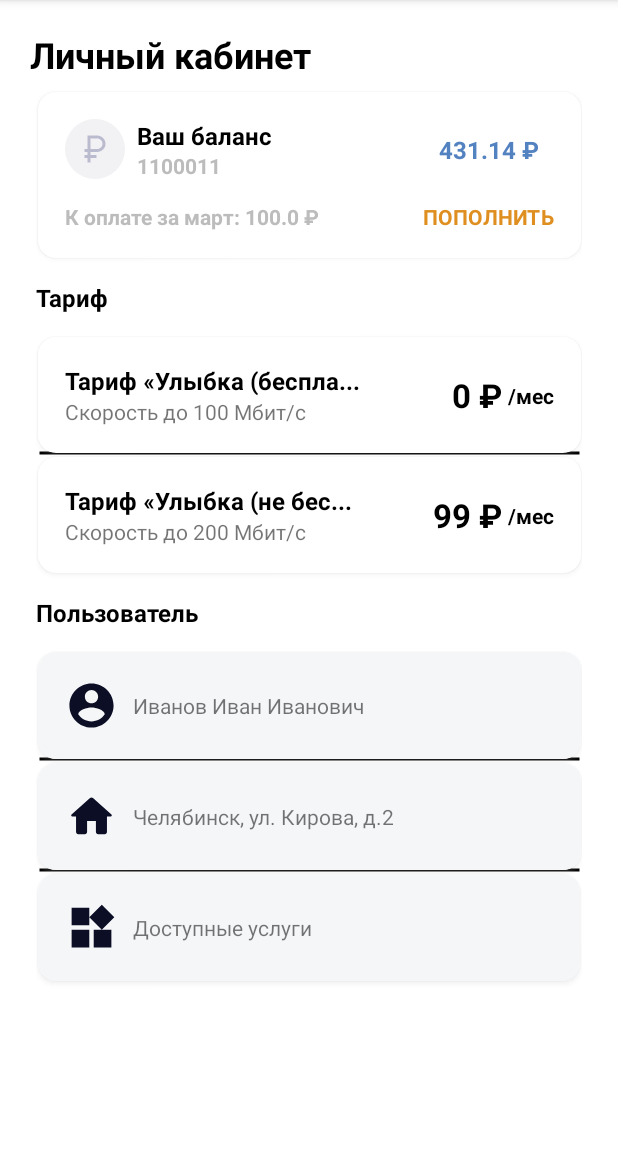
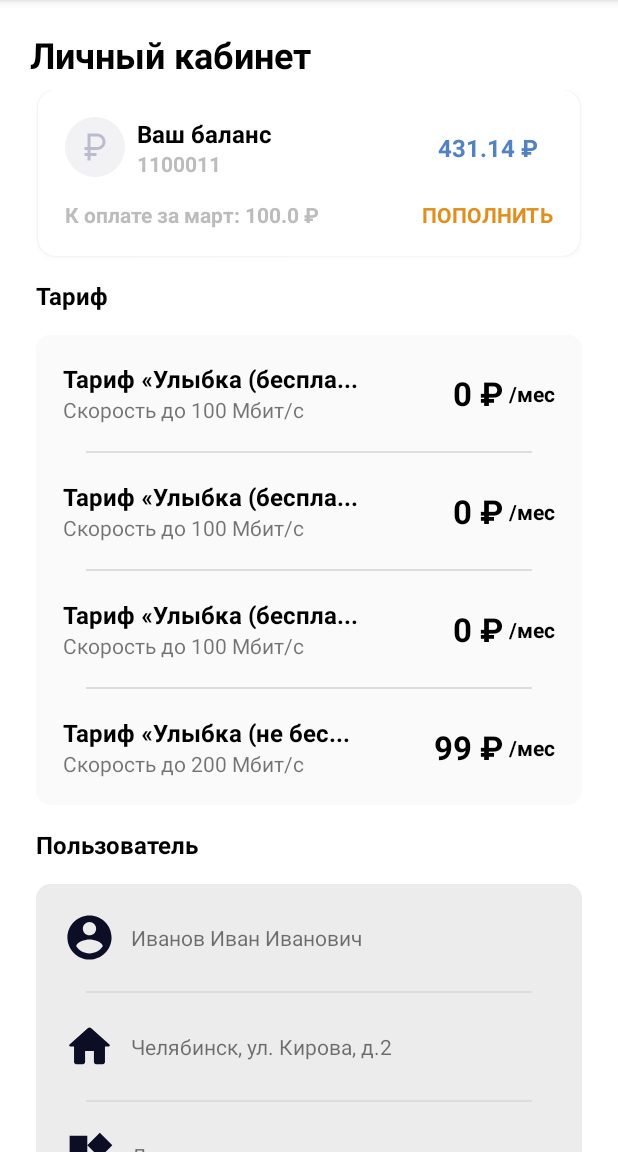
Before and after one commit to exceq/android-lab-1, an Android app: the screen it shows after launch (MainActivity), on a phone screen of 412 x 824 dp, the part 84-1236 px from its top. Run offline under Robolectric (Android 15) with nearby library versions, the phone set to English and light mode, and no system bars.

Commit message:
Скругленный фон для одинаковых View Type

```diff
--- a/app/src/main/java/com/example/android_lab_1/MyItemDecorator.kt
+++ b/app/src/main/java/com/example/android_lab_1/DividerItemDecorator.kt
@@ -7,11 +7,12 @@ import android.util.Log
 import android.view.View
 import androidx.core.view.children
 import androidx.core.view.get
+import androidx.core.view.marginRight
 import androidx.recyclerview.widget.RecyclerView
 
 //https://temofeev.ru/info/articles/kastomnyy-itemdecoration-dlya-recyclerview/
 
-class MyItemDecorator(private val dividerDrawable: Drawable) :
+class DividerItemDecorator(private val dividerDrawable: Drawable) :
     RecyclerView.ItemDecoration() {
 
     private val dividerWidth = dividerDrawable.intrinsicWidth
@@ -21,9 +22,9 @@ class MyItemDecorator(private val dividerDrawable: Drawable) :
         parent.adapter?.let { adapter ->
             val childAdapterPosition = parent.getChildAdapterPosition(v)
                 .let { if (it == RecyclerView.NO_POSITION) return else it }
-            rect.right = // Add space/"padding" on right side
+            rect.bottom = // Add space/"padding" on right side
                 if (childAdapterPosition == adapter.itemCount - 1) 0    // No "padding"
-                else dividerWidth                                       // Drawable width "padding"
+                else dividerHeight                                     // Drawable height "padding"
         }
     }
 
@@ -34,18 +35,14 @@ class MyItemDecorator(private val dividerDrawable: Drawable) :
                     val position = parent.getChildAdapterPosition(view)
                         .let { if (it == RecyclerView.NO_POSITION) return else it }
 
-
-                    val ad = parent.adapter
-                    Log.d("DEBUG", "ad?.getItemId(position) at pos $position = " + ad?.getItemViewType(position))
                     if (position != adapter.itemCount - 1
-                        && ad?.getItemViewType(position) == ad?.getItemViewType(position + 1)
+                        && adapter.getItemViewType(position) == adapter.getItemViewType(position + 1)
                     ) {
-                        val left = view.left
-                        val top = view.bottom - 5
-                        val right = left + view.width
-                        val bottom = top + 10
+                        val left = view.left + 50
+                        val top = view.bottom
+                        val right = left + view.width - 100
+                        val bottom = top + dividerHeight
                         dividerDrawable.bounds = Rect(left, top, right, bottom)
-                        Log.d("DEBUG", "RECT " + Rect(left, top, right, bottom))
                         dividerDrawable.draw(canvas)
                     }
                 }
--- a/app/src/main/java/com/example/android_lab_1/ItemAdapter.kt
+++ b/app/src/main/java/com/example/android_lab_1/ItemAdapter.kt
@@ -70,6 +70,7 @@ class ItemAdapter : ListAdapter<Item, ItemAdapter.ViewHolder>(ItemDiffCallback()
             is CategoryTitleItem -> CATEGORY
             is TariffItem -> TARIFF
             is UserInfoItem -> USER_INFO
+            else -> -1
         }
     }
 
--- a/app/src/main/java/com/example/android_lab_1/MainActivity.kt
+++ b/app/src/main/java/com/example/android_lab_1/MainActivity.kt
@@ -5,7 +5,6 @@ import androidx.appcompat.app.AppCompatActivity
 import android.os.Bundle
 import android.util.Log
 import androidx.core.content.res.ResourcesCompat
-import androidx.recyclerview.widget.DividerItemDecoration
 import androidx.recyclerview.widget.RecyclerView
 
 class MainActivity : AppCompatActivity() {
@@ -19,17 +18,49 @@ class MainActivity : AppCompatActivity() {
             BalanceItem("Ваш баланс", 1100011L, 431.14, "март", 100.0),
             CategoryTitleItem("Тариф"),
             TariffItem("Тариф «Улыбка (бесплатный)» ligma some text", "Скорость до 100 Мбит/с", 0),
-            TariffItem("Тариф «Улыбка (не бесплатный)» ligma some text", "Скорость до 200 Мбит/с", 99),
+            TariffItem("Тариф «Улыбка (бесплатный)» ligma some text", "Скорость до 100 Мбит/с", 0),
+            TariffItem("Тариф «Улыбка (бесплатный)» ligma some text", "Скорость до 100 Мбит/с", 0),
+            TariffItem(
+                "Тариф «Улыбка (не бесплатный)» ligma some text",
+                "Скорость до 200 Мбит/с",
+                99
+            ),
             CategoryTitleItem("Пользователь"),
-            UserInfoItem("Иванов Иван Иванович", applicationContext.getDrawable(R.drawable.ic_baseline_account_circle_24)),
-            UserInfoItem("Челябинск, ул. Кирова, д.2", applicationContext.getDrawable(R.drawable.ic_round_home_24)),
+            UserInfoItem(
+                "Иванов Иван Иванович",
+                applicationContext.getDrawable(R.drawable.ic_baseline_account_circle_24)
+            ),
+            UserInfoItem(
+                "Челябинск, ул. Кирова, д.2",
+                applicationContext.getDrawable(R.drawable.ic_round_home_24)
+            ),
             UserInfoItem("Доступные услуги", applicationContext.getDrawable(R.drawable.ic_baseline_widgets_24)),
         )
         val recyclerView = findViewById<RecyclerView>(R.id.accountItems)
         Log.d("DEBUG", "drawable: " + applicationContext.getDrawable(R.drawable.divider))
         val adapter = ItemAdapter()
         adapter.submitList(items)
-        recyclerView.addItemDecoration(MyItemDecorator(ResourcesCompat.getDrawable(resources, R.drawable.divider, null)!!))
+
+        recyclerView.addItemDecoration(
+            RoundItemDecorator(
+                ResourcesCompat.getDrawable(resources, R.drawable.background_tariff, null)!!,
+                ItemAdapter.TARIFF
+            )
+        )
+
+        recyclerView.addItemDecoration(
+            RoundItemDecorator(
+                ResourcesCompat.getDrawable(resources, R.drawable.background_user_info, null)!!,
+                ItemAdapter.USER_INFO
+            )
+        )
+
+
+        recyclerView.addItemDecoration(
+            DividerItemDecorator(
+                ResourcesCompat.getDrawable(resources, R.drawable.divider, null)!!
+            )
+        )
 
         recyclerView.adapter = adapter
     }
--- /dev/null
+++ b/app/src/main/java/com/example/android_lab_1/RoundItemDecorator.kt
@@ -0,0 +1,47 @@
+package com.example.android_lab_1
+
+import android.graphics.Canvas
+import android.graphics.Rect
+import android.graphics.drawable.Drawable
+import android.util.Log
+import android.view.View
+import androidx.core.view.children
+import androidx.recyclerview.widget.RecyclerView
+
+class RoundItemDecorator(private val background: Drawable, private val itemViewType: Int) :
+    RecyclerView.ItemDecoration() {
+    override fun onDraw(canvas: Canvas, parent: RecyclerView, state: RecyclerView.State) {
+
+        var lastView: View? = null
+        parent.adapter?.let { adapter ->
+            parent.children // Displayed children on screen
+                .forEach { view ->
+                    val position = parent.getChildAdapterPosition(view)
+                        .let { if (it == RecyclerView.NO_POSITION) return else it }
+
+                    if (lastView == null)
+                        lastView = view
+
+                    if (lastView != null
+                        && adapter.getItemViewType(parent.getChildAdapterPosition(lastView!!))
+                            != adapter.getItemViewType(position)
+                    ) {
+                        lastView = view
+                    }
+
+                    Log.d("BACKGROUND", "Item position: $position - Item View Type ${adapter.getItemViewType(position)}")
+
+                    if (lastView != null && lastView !== view
+                        && adapter.getItemViewType(position) == itemViewType
+                            ) {
+                        val left = view.left
+                        val top = lastView?.top
+                        val right = view.right
+                        val bottom = view.bottom
+                        background.bounds = Rect(left, top!!, right, bottom)
+                        background.draw(canvas)
+                    }
+                }
+        }
+    }
+}
--- /dev/null
+++ b/app/src/main/res/drawable/background_tariff.xml
@@ -0,0 +1,8 @@
+<shape xmlns:android="http://schemas.android.com/apk/res/android"
+    android:shape="rectangle">
+
+    <solid android:color="#FAFAFA" />
+
+    <corners android:radius="10dp" />
+
+</shape>
--- /dev/null
+++ b/app/src/main/res/drawable/background_user_info.xml
@@ -0,0 +1,8 @@
+<shape xmlns:android="http://schemas.android.com/apk/res/android"
+    android:shape="rectangle">
+
+    <solid android:color="#ECECEC" />
+
+    <corners android:radius="10dp" />
+
+</shape>
--- a/app/src/main/res/drawable/divider.xml
+++ b/app/src/main/res/drawable/divider.xml
@@ -1,7 +1,9 @@
 <?xml version="1.0" encoding="utf-8"?>
 <shape xmlns:android="http://schemas.android.com/apk/res/android"
-    android:shape="line">
-    <stroke
-        android:width="2dp"
-        android:color="@color/black" />
+    android:shape="rectangle">
+    <size
+        android:width="10dp"
+        android:height="1dp" />
+
+    <solid android:color="#DDDDDD" />
 </shape>
--- a/app/src/main/res/layout/activity_main.xml
+++ b/app/src/main/res/layout/activity_main.xml
@@ -29,6 +29,7 @@
         app:layout_constraintBottom_toBottomOf="parent"
         app:layout_constraintStart_toStartOf="parent"
         app:layout_constraintTop_toBottomOf="@+id/accountTitle"
-        tools:listitem="@layout/balance_item" />
+        tools:itemCount="3"
+        tools:listitem="@layout/user_info" />
 
 </androidx.constraintlayout.widget.ConstraintLayout>
--- a/app/src/main/res/layout/balance_item.xml
+++ b/app/src/main/res/layout/balance_item.xml
@@ -4,10 +4,10 @@
     xmlns:tools="http://schemas.android.com/tools"
     android:layout_width="match_parent"
     android:layout_height="wrap_content"
+    android:layout_marginHorizontal="1dp"
+    android:outlineSpotShadowColor="#BBBBBB"
     app:cardCornerRadius="12dp"
-    app:cardElevation="2dp"
-    android:outlineSpotShadowColor="#BBBBBB"
-    android:layout_margin="1dp">
+    app:cardElevation="2dp">
 
     <androidx.constraintlayout.widget.ConstraintLayout
         android:id="@+id/balanceItem"
--- a/app/src/main/res/layout/tariff_item.xml
+++ b/app/src/main/res/layout/tariff_item.xml
@@ -1,22 +1,15 @@
 <?xml version="1.0" encoding="utf-8"?>
-<com.google.android.material.card.MaterialCardView xmlns:android="http://schemas.android.com/apk/res/android"
+<androidx.constraintlayout.widget.ConstraintLayout xmlns:android="http://schemas.android.com/apk/res/android"
     xmlns:app="http://schemas.android.com/apk/res-auto"
     xmlns:tools="http://schemas.android.com/tools"
-    android:layout_width="match_parent"
-    android:layout_height="wrap_content"
-    android:layout_margin="1dp"
-    app:cardCornerRadius="12dp"
-    app:cardElevation="2dp"
-    android:outlineSpotShadowColor="#BBBBBB">
-
-    <androidx.constraintlayout.widget.ConstraintLayout
     android:id="@+id/balanceItem"
     android:layout_width="match_parent"
     android:layout_height="wrap_content"
     android:padding="18dp"
     app:layout_constraintEnd_toEndOf="parent"
     app:layout_constraintStart_toStartOf="parent"
-        app:layout_constraintTop_toTopOf="parent">
+    app:layout_constraintTop_toTopOf="parent"
+    android:outlineSpotShadowColor="#BBBBBB">
 
     <com.google.android.material.textview.MaterialTextView
         android:id="@+id/tariffTitle"
@@ -74,5 +67,3 @@
     </androidx.constraintlayout.widget.ConstraintLayout>
 
 </androidx.constraintlayout.widget.ConstraintLayout>
-
-</com.google.android.material.card.MaterialCardView>
--- a/app/src/main/res/layout/user_info.xml
+++ b/app/src/main/res/layout/user_info.xml
@@ -1,20 +1,12 @@
 <?xml version="1.0" encoding="utf-8"?>
-<com.google.android.material.card.MaterialCardView xmlns:android="http://schemas.android.com/apk/res/android"
+<androidx.constraintlayout.widget.ConstraintLayout xmlns:android="http://schemas.android.com/apk/res/android"
     xmlns:app="http://schemas.android.com/apk/res-auto"
     xmlns:tools="http://schemas.android.com/tools"
-    android:layout_width="match_parent"
-    android:layout_height="wrap_content"
-    android:layout_margin="1dp"
-    app:cardCornerRadius="12dp"
-    app:cardElevation="2dp"
-    android:outlineSpotShadowColor="#BBBBBB">
-
-    <androidx.constraintlayout.widget.ConstraintLayout
     android:id="@+id/balanceItem"
     android:layout_width="match_parent"
 
     android:layout_height="wrap_content"
-        android:background="#f5f6f8"
+    android:outlineSpotShadowColor="#BBBBBB"
     android:padding="18dp"
     app:layout_constraintEnd_toEndOf="parent"
     app:layout_constraintStart_toStartOf="parent"
@@ -42,5 +34,3 @@
         tools:text="Иванов Иван Васильевич" />
 
 </androidx.constraintlayout.widget.ConstraintLayout>
-
-</com.google.android.material.card.MaterialCardView>
```
Lines whose indentation alone changed are shown as unchanged.
